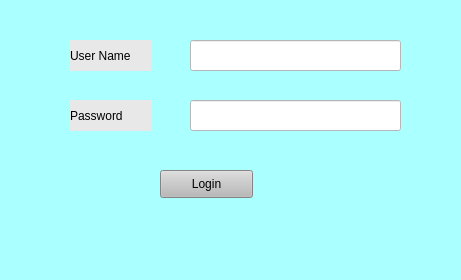
Above: Login/Login.ui from vaishaligawarkar777-pixel/Password_Login_Project before the change. Below: the same form after it.
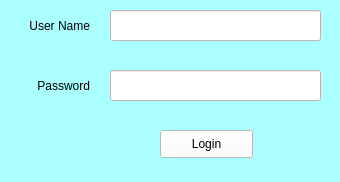
That is the form after the change.

```diff
--- a/Login/Login.ui
+++ b/Login/Login.ui
@@ -6,8 +6,8 @@
    <rect>
     <x>0</x>
     <y>0</y>
-    <width>461</width>
-    <height>280</height>
+    <width>340</width>
+    <height>182</height>
    </rect>
   </property>
   <property name="windowTitle">
@@ -21,43 +21,61 @@
    <widget class="QLabel" name="label">
     <property name="geometry">
      <rect>
-      <x>70</x>
-      <y>40</y>
-      <width>81</width>
+      <x>-10</x>
+      <y>10</y>
+      <width>100</width>
       <height>31</height>
      </rect>
     </property>
+    <property name="minimumSize">
+     <size>
+      <width>100</width>
+      <height>0</height>
+     </size>
+    </property>
     <property name="styleSheet">
      <string notr="true">font: 10pt &quot;MS Shell Dlg 2&quot;;
-background-color: rgb(232, 232, 232);
+
 </string>
     </property>
     <property name="text">
      <string>User Name</string>
     </property>
+    <property name="alignment">
+     <set>Qt::AlignRight|Qt::AlignTrailing|Qt::AlignVCenter</set>
+    </property>
    </widget>
    <widget class="QLabel" name="label_2">
     <property name="geometry">
      <rect>
-      <x>70</x>
-      <y>100</y>
-      <width>81</width>
+      <x>-10</x>
+      <y>70</y>
+      <width>100</width>
       <height>31</height>
      </rect>
     </property>
+    <property name="minimumSize">
+     <size>
+      <width>100</width>
+      <height>0</height>
+     </size>
+    </property>
     <property name="styleSheet">
      <string notr="true">font: 10pt &quot;MS Shell Dlg 2&quot;;
-background-color: rgb(232, 232, 232);</string>
+</string>
     </property>
     <property name="text">
      <string>Password</string>
     </property>
+    <property name="alignment">
+     <set>Qt::AlignRight|Qt::AlignTrailing|Qt::AlignVCenter</set>
+    </property>
    </widget>
    <widget class="QLineEdit" name="txtusername">
     <property name="geometry">
      <rect>
-      <x>190</x>
-      <y>40</y>
+      <x>110</x>
+      <y>10</y>
       <width>211</width>
       <height>31</height>
      </rect>
@@ -70,8 +88,8 @@
    <widget class="QLineEdit" name="txtpassword">
     <property name="geometry">
      <rect>
-      <x>190</x>
-      <y>100</y>
+      <x>110</x>
+      <y>70</y>
       <width>211</width>
       <height>31</height>
      </rect>
@@ -87,14 +105,15 @@
     <property name="geometry">
      <rect>
       <x>160</x>
-      <y>170</y>
+      <y>130</y>
       <width>93</width>
       <height>28</height>
      </rect>
     </property>
     <property name="styleSheet">
      <string notr="true">font: 10pt &quot;MS Shell Dlg 2&quot;;
-background-color: rgb(185, 185, 185);
+background-color: rgb(255, 255, 255);
+
 </string>
     </property>
     <property name="text">
```
